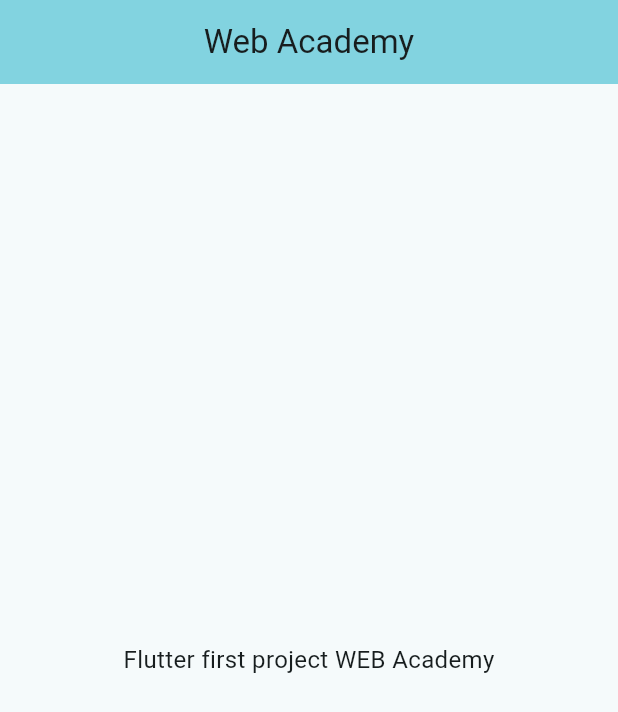
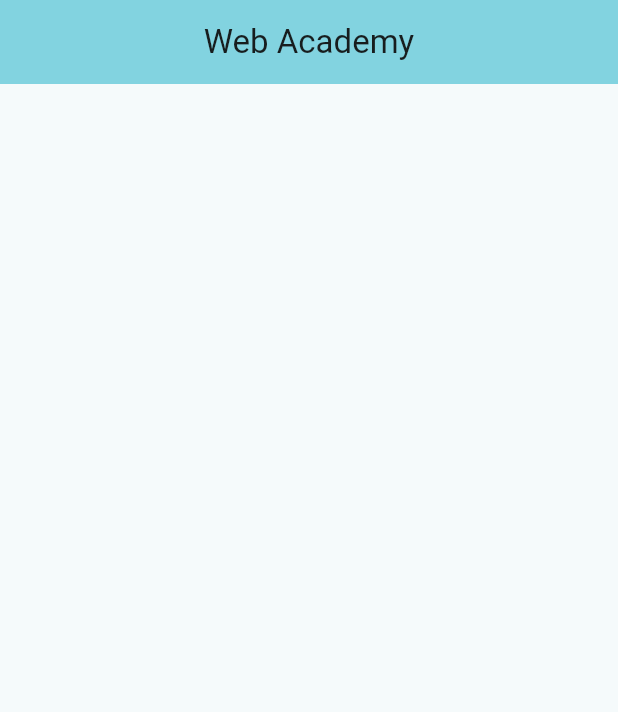
Before and after one commit to IgorGreb/first_project, a Flutter app: the screen it shows after launch, on a phone screen of 412 x 824 dp. Shown: the top 712 px of the screen. Run offline on Flutter 3.47's test engine with Material 3 defaults, Android fonts, the phone set to English and light mode, and no system bars.

Commit message:
create new branch 'feauture/updates' and remove text from text widgets on main screen

```diff
--- a/lib/constants/main_page_text.dart
+++ b/lib/constants/main_page_text.dart
@@ -1,4 +1,4 @@
 class HomePageText {
-  static const String homeWorkOne = 'Flutter first project WEB Academy';
+  static const String homeWorkOne = '';
   static const String homePageTitleText = 'Web Academy';
 }
```
